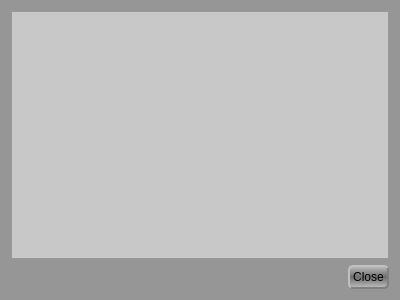
Old version of the form GCXMLGenerator/forms/gchelpdialog.ui in the repository goblincoding/xmlmill.
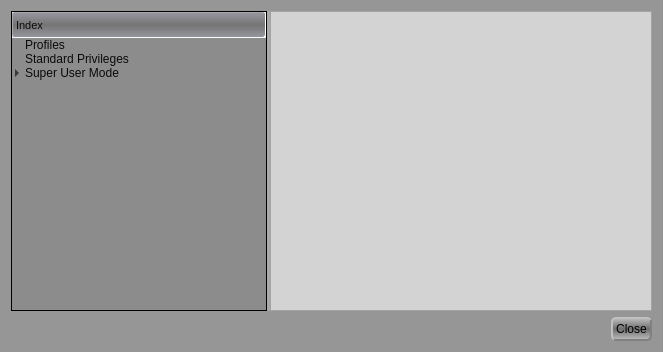
New version of the form. Icons and pictures are not drawn.

Commit message: Tweaking user help content and dialog.

Patch:
```diff
--- a/GCXMLGenerator/forms/gchelpdialog.ui
+++ b/GCXMLGenerator/forms/gchelpdialog.ui
@@ -6,8 +6,8 @@
    <rect>
     <x>0</x>
     <y>0</y>
-    <width>400</width>
-    <height>300</height>
+    <width>663</width>
+    <height>352</height>
    </rect>
   </property>
   <property name="windowTitle">
@@ -18,22 +18,11 @@
     <normaloff>:/resources/goblinicon.jpg</normaloff>:/resources/goblinicon.jpg</iconset>
   </property>
   <property name="styleSheet">
-   <string notr="true">QWidget
-{
-  background-color: rgba(120, 120, 120, 255);
-  font: 20px;
-}
-
-QDialog
+   <string notr="true">QDialog
 {
   background-color: rgba(150, 150, 150, 255);
 }
 
-QMessageBox
-{
-  background-color: rgba(120, 120, 120, 255);
-}
-
 QPushButton
 {
   color: rgb(0, 0, 0);
@@ -57,64 +46,139 @@
 
 QPushButton:default 
 {
-   border-color: gray;
-   border-width: 2px;   
-   background-color: qlineargradient(spread:reflect, x1:0.5, y1:0.5, x2:0.5, y2:1, stop:0 rgba(110, 110, 110, 255), stop:1 rgba(190, 190, 190, 255));
- }
+  border-color: gray;
+  border-width: 2px;   
+  background-color: qlineargradient(spread:reflect, x1:0.5, y1:0.5, x2:0.5, y2:1, stop:0 rgba(110, 110, 110, 255), stop:1 rgba(190, 190, 190, 255));
+}
 
 QTextEdit
 {
-   background-color: rgb(200,200,200);
-   selection-background-color: rgba(120, 120, 130, 200);
-   font: 12px;
+  background-color: lightgray;
+  selection-background-color: rgba(120, 120, 130, 200);
+}
+
+QSplitter::handle
+{
+  background-color: darkgray
+}
+
+QSplitter::handle:vertical 
+{
+  height: 3px;
+}
+
+QSplitter::handle:pressed
+{
+  background-color: lightgray
+}
+
+QHeaderView::section 
+{
+  color: rgba(10, 10, 10, 255);
+  background-color: qlineargradient(spread:reflect, x1:0.5, y1:0.5, x2:0.5, y2:1, stop:0 rgba(110, 110, 110, 240), stop:1 rgba(150, 150, 160, 255));
+  border-width: 1px;
+  border-radius: 3px;
+  border-color: darkgray;
+  border-style: inset;
+  font: 11px;
+  min-width: 5em;
+  min-height: 1em;
+  padding: 3px;
+}
+
+QHeaderView::section:checked
+{
+  alternate-background-color: rgba(90, 90, 100, 255);
+}
+
+QHeaderView::down-arrow 
+{
+  image: url(&quot;:/resources/downarrow.png&quot;);
+}
+
+QHeaderView::up-arrow 
+{
+  image: url(&quot;:/resources/uparrow.png&quot;);
+}
+
+QTreeView
+{
+  border: 1px solid black;
+  color: rgba(10, 10, 10, 255);
+  background-color: rgba(140, 140, 140, 255);
+  alternate-background-color: rgba(90, 90, 100, 255);
+  selection-background-color: rgba(120, 120, 130, 200);
+  font: 12px;
+}
+
+QTreeView::branch:has-children:!has-siblings:closed, QTreeView::branch:closed:has-children:has-siblings
+{
+  border-image: none;
+  image: url(&quot;:/resources/rightarrow.png&quot;);
+}
+
+QTreeView::branch:open:has-children:!has-siblings, QTreeView::branch:open:has-children:has-siblings
+{
+  border-image: none;
+  image: url(&quot;:/resources/angledarrow.png&quot;);
+}
+
+QTreeView::branch:hover
+{
+  background-color: rgba(20, 20, 20, 200);
+}
+
+QTreeView::item:selected 
+{
+   color: rgba(20, 20, 20, 255);
 }
 
 QScrollBar:vertical 
 {
-   width: 17px;
-   margin: 18px 0 18px 0;
-   background-color: qlineargradient(spread:pad, x1:0.767, y1:1, x2:1, y2:0, stop:0 rgba(140, 140, 140, 200), stop:1 rgba(160, 160, 160, 255));
-   border-width: 1px;
-   border-color: rgb(40, 40, 40);
-   border-style: solid;
-   border-radius: 3px;
+  width: 17px;
+  margin: 18px 0 18px 0;
+  background-color: qlineargradient(spread:pad, x1:0.767, y1:1, x2:1, y2:0, stop:0 rgba(140, 140, 140, 200), stop:1 rgba(160, 160, 160, 255));
+  border-width: 1px;
+  border-color: rgb(40, 40, 40);
+  border-style: solid;
+  border-radius: 3px;
 }
 
 QScrollBar::handle:vertical 
 {
-   background-color: qlineargradient(spread:reflect, x1:0, y1:1, x2:0, y2:0.5, stop:0 rgba(50, 50, 50, 255), stop:1 rgba(150, 150, 150, 255));
-   width: 17px;
-   height: 17px;
-   image: url(&quot;:/resources/scrollgrip.png&quot;);
-   min-height: 3em;
-   border-color: rgb(40, 40, 40);
-   border-style: solid;
-   border-radius: 3px;
+  background-color: qlineargradient(spread:reflect, x1:0, y1:1, x2:0, y2:0.5, stop:0 rgba(50, 50, 50, 255), stop:1 rgba(150, 150, 150, 255));
+  width: 17px;
+  height: 17px;
+  image: url(&quot;:/resources/scrollgrip.png&quot;);
+  min-height: 3em;
+  border-color: rgb(40, 40, 40);
+  border-style: solid;
+  border-radius: 3px;
 }
 
 QScrollBar::add-line:vertical 
 {
-   border-color: rgba(40, 40, 40, 0);
-   height: 18px;
-   subcontrol-position: bottom;
-   subcontrol-origin: margin;
+  border-color: rgba(40, 40, 40, 0);
+  height: 18px;
+  subcontrol-position: bottom;
+  subcontrol-origin: margin;
 }
 
 QScrollBar::sub-line:vertical 
 {
-   border-color: rgba(40, 40, 40, 0);
-   height: 18px;
-   subcontrol-position: top;
-   subcontrol-origin: margin;
+  border-color: rgba(40, 40, 40, 0);
+  height: 18px;
+  subcontrol-position: top;
+  subcontrol-origin: margin;
 }
 
 QScrollBar::up-arrow:vertical
 {
-   width: 17px;
-   height: 17px;
-   image: url(&quot;:/resources/uparrow.png&quot;);
-   background-color: qlineargradient(spread:pad, x1:0.767, y1:1, x2:1, y2:0, stop:0 rgba(110, 110, 125, 255), stop:1 rgba(150, 150, 160, 255));
-   border-radius: 2px;
+  width: 17px;
+  height: 17px;
+  image: url(&quot;:/resources/uparrow.png&quot;);
+  background-color: qlineargradient(spread:pad, x1:0.767, y1:1, x2:1, y2:0, stop:0 rgba(110, 110, 125, 255), stop:1 rgba(150, 150, 160, 255));
+  border-radius: 2px;
 }
 
 QScrollBar::up-arrow:vertical:pressed
@@ -126,11 +190,11 @@
 
 QScrollBar::down-arrow:vertical 
 {
-   width: 17px;
-   height: 17px;
-   image: url(&quot;:/resources/downarrow.png&quot;);
-   background-color: qlineargradient(spread:pad, x1:0.767, y1:1, x2:1, y2:0, stop:0 rgba(110, 110, 125, 255), stop:1 rgba(150, 150, 160, 255));
-   border-radius: 2px;
+  width: 17px;
+  height: 17px;
+  image: url(&quot;:/resources/downarrow.png&quot;);
+  background-color: qlineargradient(spread:pad, x1:0.767, y1:1, x2:1, y2:0, stop:0 rgba(110, 110, 125, 255), stop:1 rgba(150, 150, 160, 255));
+  border-radius: 2px;
 }
 
 QScrollBar::down-arrow:vertical:pressed
@@ -142,55 +206,55 @@
 
 QScrollBar::add-page:vertical, QScrollBar::sub-page:vertical 
 {
-   background: none;
+  background: none;
 }
 
 QScrollBar:horizontal 
 {
-   height: 17px;
-   margin: 0 18px 0 18px;
-   background-color: qlineargradient(spread:pad, x1:0.767, y1:1, x2:1, y2:0, stop:0 rgba(140, 140, 140, 200), stop:1 rgba(160, 160, 160, 255));
-   border-width: 1px;
-   border-color: rgb(40, 40, 40);
-   border-style: solid;
-   border-radius: 3px;
+  height: 17px;
+  margin: 0 18px 0 18px;
+  background-color: qlineargradient(spread:pad, x1:0.767, y1:1, x2:1, y2:0, stop:0 rgba(140, 140, 140, 200), stop:1 rgba(160, 160, 160, 255));
+  border-width: 1px;
+  border-color: rgb(40, 40, 40);
+  border-style: solid;
+  border-radius: 3px;
 }
 
 QScrollBar::handle:horizontal 
 {
-   background-color: qlineargradient(spread:reflect, x1:0, y1:1, x2:0, y2:0.5, stop:0 rgba(50, 50, 50, 255), stop:1 rgba(150, 150, 150, 255));
-   width: 17px;
-   height: 17px;
-   image: url(&quot;:/resources/scrollgriphorizontal.png&quot;);
-   min-width: 3em;
-   border-color: rgb(40, 40, 40);
-   border-style: solid;
-   border-radius: 3px;
+  background-color: qlineargradient(spread:reflect, x1:0, y1:1, x2:0, y2:0.5, stop:0 rgba(50, 50, 50, 255), stop:1 rgba(150, 150, 150, 255));
+  width: 17px;
+  height: 17px;
+  image: url(&quot;:/resources/scrollgriphorizontal.png&quot;);
+  min-width: 3em;
+  border-color: rgb(40, 40, 40);
+  border-style: solid;
+  border-radius: 3px;
 }
 
 QScrollBar::add-line:horizontal 
 {
-   border-color: rgba(40, 40, 40, 0);
-   width: 18px;
-   subcontrol-position: right;
-   subcontrol-origin: margin;
+  border-color: rgba(40, 40, 40, 0);
+  width: 18px;
+  subcontrol-position: right;
+  subcontrol-origin: margin;
 }
 
 QScrollBar::sub-line:horizontal 
 {
-   border-color: rgba(40, 40, 40, 0);
-   width: 18px;
-   subcontrol-position: left;
-   subcontrol-origin: margin;
+  border-color: rgba(40, 40, 40, 0);
+  width: 18px;
+  subcontrol-position: left;
+  subcontrol-origin: margin;
 }
 
 QScrollBar::left-arrow:horizontal
 {
-   width: 17px;
-   height: 17px;
-   image: url(&quot;:/resources/leftarrow.png&quot;);
-   background-color: qlineargradient(spread:pad, x1:0.767, y1:1, x2:1, y2:0, stop:0 rgba(110, 110, 125, 255), stop:1 rgba(150, 150, 160, 255));
-   border-radius: 2px;
+  width: 17px;
+  height: 17px;
+  image: url(&quot;:/resources/leftarrow.png&quot;);
+  background-color: qlineargradient(spread:pad, x1:0.767, y1:1, x2:1, y2:0, stop:0 rgba(110, 110, 125, 255), stop:1 rgba(150, 150, 160, 255));
+  border-radius: 2px;
 }
 
 QScrollBar::left-arrow:horizontal:pressed
@@ -202,11 +266,11 @@
 
 QScrollBar::right-arrow:horizontal 
 {
-   width: 17px;
-   height: 17px;
-   image: url(&quot;:/resources/rightarrow.png&quot;);
-   background-color: qlineargradient(spread:pad, x1:0.767, y1:1, x2:1, y2:0, stop:0 rgba(110, 110, 125, 255), stop:1 rgba(150, 150, 160, 255));
-   border-radius: 2px;
+  width: 17px;
+  height: 17px;
+  image: url(&quot;:/resources/rightarrow.png&quot;);
+  background-color: qlineargradient(spread:pad, x1:0.767, y1:1, x2:1, y2:0, stop:0 rgba(110, 110, 125, 255), stop:1 rgba(150, 150, 160, 255));
+  border-radius: 2px;
 }
 
 QScrollBar::right-arrow:horizontal:pressed
@@ -218,15 +282,71 @@
 
 QScrollBar::add-page:horizontal, QScrollBar::sub-page:horizontal 
 {
-   background: none;
+  background: none;
 }</string>
   </property>
   <layout class="QVBoxLayout" name="verticalLayout">
    <item>
-    <widget class="QTextEdit" name="textEdit">
-     <property name="readOnly">
-      <bool>true</bool>
+    <widget class="QSplitter" name="splitter">
+     <property name="sizePolicy">
+      <sizepolicy hsizetype="Expanding" vsizetype="Preferred">
+       <horstretch>0</horstretch>
+       <verstretch>1</verstretch>
+      </sizepolicy>
      </property>
+     <property name="orientation">
+      <enum>Qt::Horizontal</enum>
+     </property>
+     <widget class="QTreeWidget" name="treeWidget">
+      <property name="sizePolicy">
+       <sizepolicy hsizetype="Expanding" vsizetype="Expanding">
+        <horstretch>0</horstretch>
+        <verstretch>0</verstretch>
+       </sizepolicy>
+      </property>
+      <property name="editTriggers">
+       <set>QAbstractItemView::NoEditTriggers</set>
+      </property>
+      <property name="indentation">
+       <number>10</number>
+      </property>
+      <property name="animated">
+       <bool>true</bool>
+      </property>
+      <column>
+       <property name="text">
+        <string>Index</string>
+       </property>
+      </column>
+      <item>
+       <property name="text">
+        <string>Profiles</string>
+       </property>
+      </item>
+      <item>
+       <property name="text">
+        <string>Standard Privileges</string>
+       </property>
+      </item>
+      <item>
+       <property name="text">
+        <string>Super User Mode</string>
+       </property>
+       <item>
+        <property name="text">
+         <string>Importing XML</string>
+        </property>
+       </item>
+      </item>
+     </widget>
+     <widget class="QTextBrowser" name="textBrowser">
+      <property name="sizePolicy">
+       <sizepolicy hsizetype="Expanding" vsizetype="Expanding">
+        <horstretch>1</horstretch>
+        <verstretch>0</verstretch>
+       </sizepolicy>
+      </property>
+     </widget>
     </widget>
    </item>
    <item>
```
The commit also changes 6 other files.
